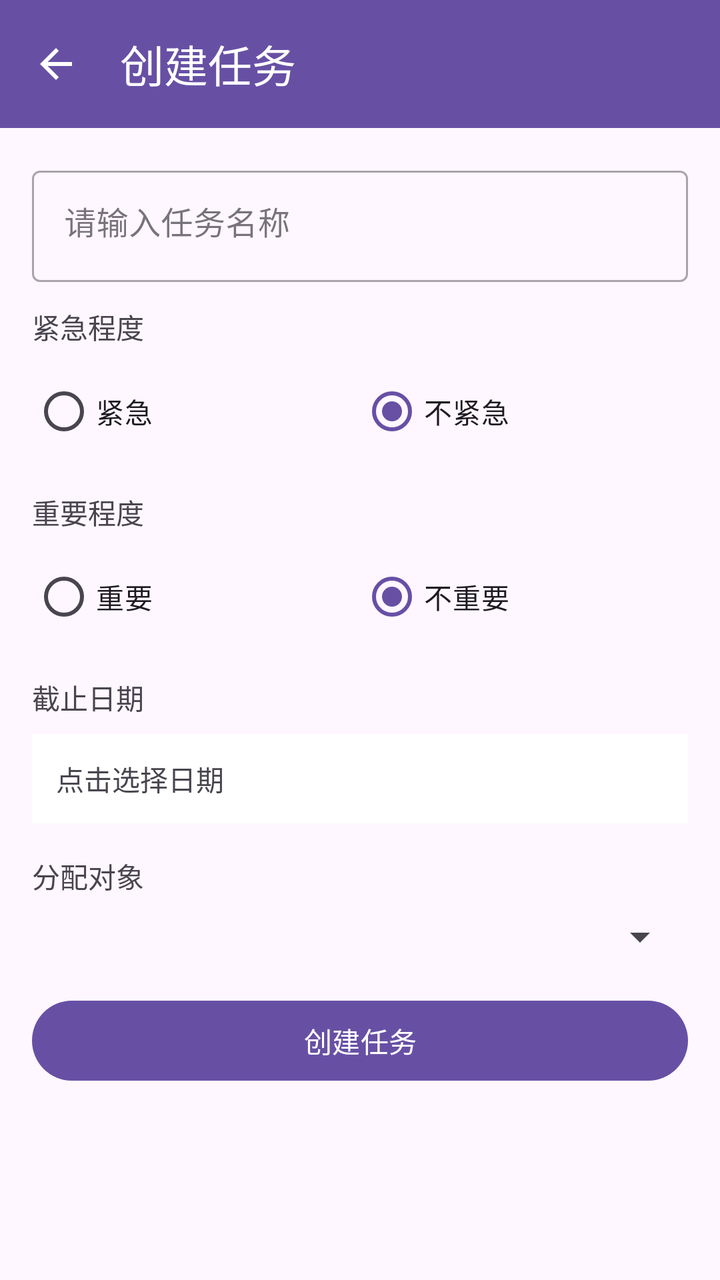
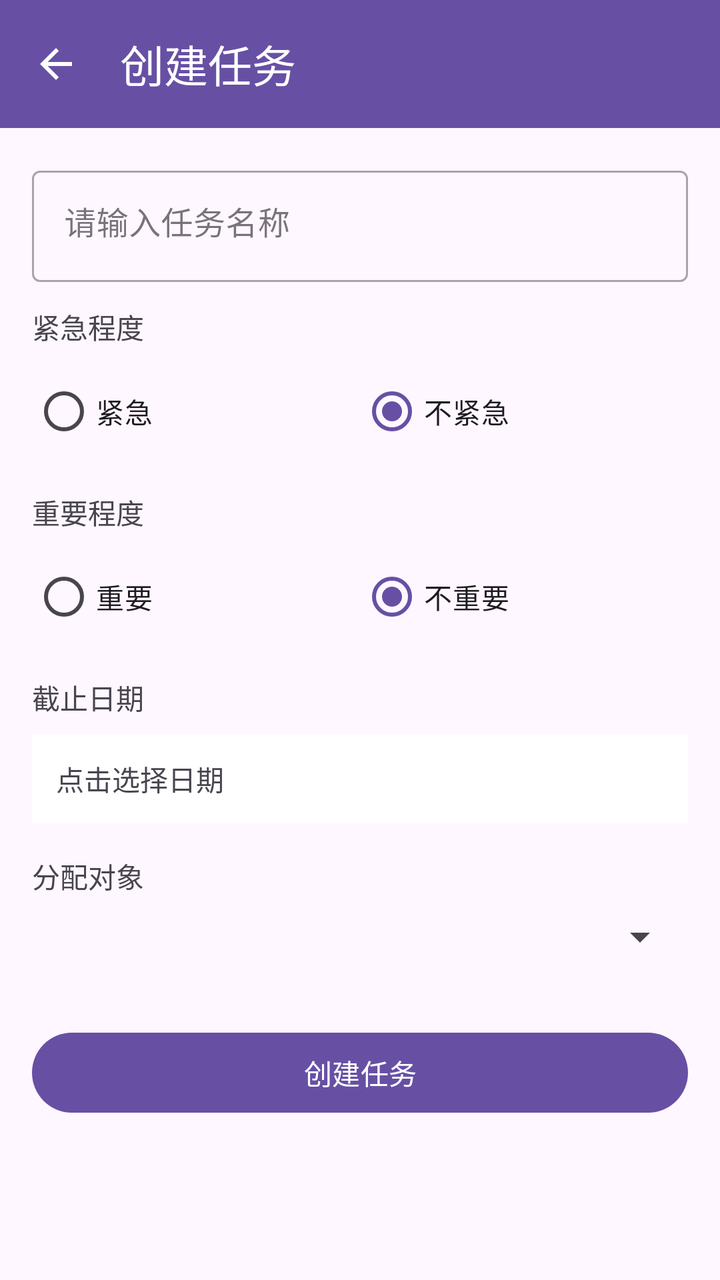

Screens rendered from an Android XML layout before and after an edit, with the pre-edit source and the edit as a unified diff.
<!-- AndroidManifest.xml: application theme Theme.Project_Pandora -->
<!-- res/layout/activity_task_create.xml -->
<?xml version="1.0" encoding="utf-8"?>
<LinearLayout xmlns:android="http://schemas.android.com/apk/res/android"
    xmlns:app="http://schemas.android.com/apk/res-auto"
    android:layout_width="match_parent"
    android:layout_height="match_parent"
    android:orientation="vertical">

    <com.google.android.material.appbar.MaterialToolbar
        android:id="@+id/toolbar"
        android:layout_width="match_parent"
        android:layout_height="wrap_content"
        android:background="?attr/colorPrimary"
        app:title="@string/task_create"
        app:titleTextColor="@android:color/white"
        app:navigationIcon="@drawable/ic_back" />

    <TextView
        android:id="@+id/textAutoSaveStatus"
        android:layout_width="match_parent"
        android:layout_height="wrap_content"
        android:padding="4dp"
        android:textAlignment="center"
        android:textSize="12sp"
        android:textColor="#888888"
        android:visibility="gone" />

    <ScrollView
        android:layout_width="match_parent"
        android:layout_height="match_parent"
        android:padding="16dp">

        <LinearLayout
            android:layout_width="match_parent"
            android:layout_height="wrap_content"
            android:orientation="vertical">

            <com.google.android.material.textfield.TextInputLayout
                android:layout_width="match_parent"
                android:layout_height="wrap_content"
                android:layout_marginBottom="12dp"
                style="@style/Widget.MaterialComponents.TextInputLayout.OutlinedBox">

                <com.google.android.material.textfield.TextInputEditText
                    android:id="@+id/edit_task_name"
                    android:layout_width="match_parent"
                    android:layout_height="wrap_content"
                    android:hint="@string/hint_task_name"
                    android:inputType="textMultiLine"
                    android:maxLines="5"
                    android:gravity="start|top" />
            </com.google.android.material.textfield.TextInputLayout>

            <TextView
                android:layout_width="match_parent"
                android:layout_height="wrap_content"
                android:text="紧急程度"
                android:layout_marginBottom="8dp" />

            <RadioGroup
                android:id="@+id/rg_urgency"
                android:layout_width="match_parent"
                android:layout_height="wrap_content"
                android:orientation="horizontal"
                android:layout_marginBottom="16dp">

                <RadioButton
                    android:id="@+id/rb_urgent"
                    android:layout_width="0dp"
                    android:layout_height="wrap_content"
                    android:layout_weight="1"
                    android:text="紧急" />

                <RadioButton
                    android:id="@+id/rb_not_urgent"
                    android:layout_width="0dp"
                    android:layout_height="wrap_content"
                    android:layout_weight="1"
                    android:text="不紧急"
                    android:checked="true" />
            </RadioGroup>

            <TextView
                android:layout_width="match_parent"
                android:layout_height="wrap_content"
                android:text="重要程度"
                android:layout_marginBottom="8dp" />

            <RadioGroup
                android:id="@+id/rg_importance"
                android:layout_width="match_parent"
                android:layout_height="wrap_content"
                android:orientation="horizontal"
                android:layout_marginBottom="16dp">

                <RadioButton
                    android:id="@+id/rb_important"
                    android:layout_width="0dp"
                    android:layout_height="wrap_content"
                    android:layout_weight="1"
                    android:text="重要" />

                <RadioButton
                    android:id="@+id/rb_not_important"
                    android:layout_width="0dp"
                    android:layout_height="wrap_content"
                    android:layout_weight="1"
                    android:text="不重要"
                    android:checked="true" />
            </RadioGroup>

            <TextView
                android:layout_width="match_parent"
                android:layout_height="wrap_content"
                android:text="截止日期"
                android:layout_marginBottom="8dp" />

            <TextView
                android:id="@+id/text_end_time"
                android:layout_width="match_parent"
                android:layout_height="wrap_content"
                android:text="点击选择日期"
                android:padding="12dp"
                android:background="@android:color/white"
                android:layout_marginBottom="16dp"
                android:clickable="true"
                android:focusable="true" />

            <TextView
                android:layout_width="match_parent"
                android:layout_height="wrap_content"
                android:text="分配对象"
                android:layout_marginBottom="8dp" />

            <Spinner
                android:id="@+id/spinner_assignee"
                android:layout_width="match_parent"
                android:layout_height="wrap_content"
                android:layout_marginBottom="16dp" />

            <com.google.android.material.button.MaterialButton
                android:id="@+id/btn_create_task"
                android:layout_width="match_parent"
                android:layout_height="wrap_content"
                android:text="@string/btn_create_task" />

        </LinearLayout>
    </ScrollView>

</LinearLayout>
<!-- resources referenced by this layout -->
<resources>
  <!-- drawable ic_back (drawable) -->
  <vector xmlns:android="http://schemas.android.com/apk/res/android"
      android:width="24dp"
      android:height="24dp"
      android:viewportWidth="24"
      android:viewportHeight="24"
      android:tint="?attr/colorOnPrimary">
      <path
          android:fillColor="@android:color/white"
          android:pathData="M20,11H7.83l5.59,-5.59L12,4l-8,8 8,8 1.41,-1.41L7.83,13H20v-2z" />
  </vector>
  <string name="btn_create_task">创建任务</string>
  <string name="hint_task_name">请输入任务名称</string>
  <string name="task_create">创建任务</string>
  <style name="Theme.Project_Pandora" parent="Base.Theme.Project_Pandora" />
  <style name="Base.Theme.Project_Pandora" parent="Theme.Material3.DayNight.NoActionBar">
          
          
      </style>
</resources>

<!-- the commit's change to res/layout/activity_task_create.xml (unified diff, before → after) -->
@@ -3,7 +3,8 @@
     xmlns:app="http://schemas.android.com/apk/res-auto"
     android:layout_width="match_parent"
     android:layout_height="match_parent"
-    android:orientation="vertical">
+    android:orientation="vertical"
+    android:fitsSystemWindows="true">
 
     <com.google.android.material.appbar.MaterialToolbar
         android:id="@+id/toolbar"
@@ -141,6 +142,8 @@
                 android:id="@+id/btn_create_task"
                 android:layout_width="match_parent"
                 android:layout_height="wrap_content"
+                android:layout_marginTop="16dp"
+                android:layout_marginBottom="24dp"
                 android:text="@string/btn_create_task" />
 
         </LinearLayout>
